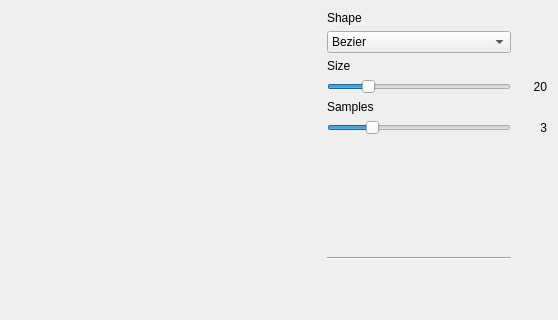
Old version of the form forms/bridgerpanel.ui in the repository TopModLab/Unfolding; both pictures show x 0 to 558 and y 0 to 320 of the 558 by 545 pixel window.
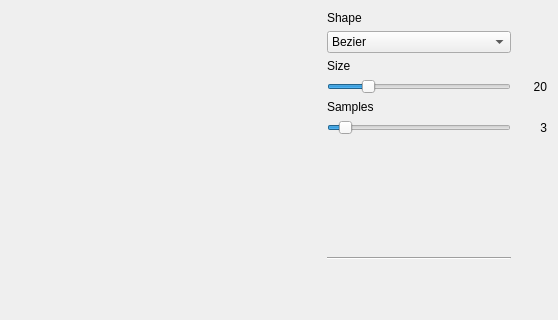
New version of the form.

Diff of the .ui file:
```diff
--- a/forms/bridgerpanel.ui
+++ b/forms/bridgerpanel.ui
@@ -206,7 +206,7 @@
           <number>1</number>
          </property>
          <property name="maximum">
-          <number>10</number>
+          <number>32</number>
          </property>
          <property name="sliderPosition">
           <number>3</number>
```
